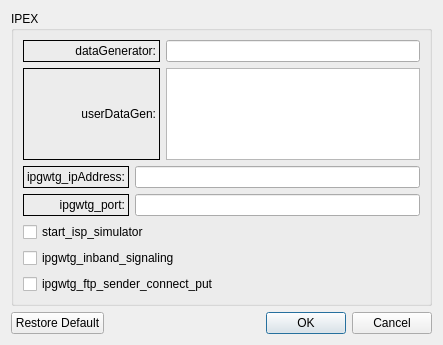
Old version of the form LTEsimGeneratorGUI/Ui/DataForms/ipexform.ui in the repository moniss23/junit4.
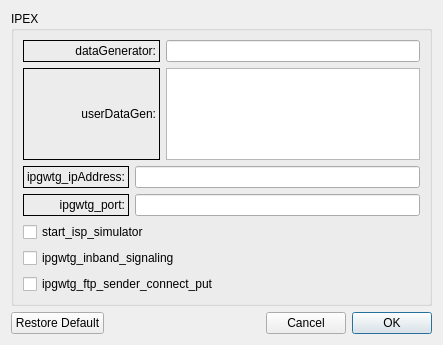
New version of the form.

```diff
--- a/LTEsimGeneratorGUI/Ui/DataForms/ipexform.ui
+++ b/LTEsimGeneratorGUI/Ui/DataForms/ipexform.ui
@@ -161,8 +161,27 @@
        </property>
       </widget>
      </item>
+     <item>
+      <spacer name="horizontalSpacer">
+       <property name="orientation">
+        <enum>Qt::Horizontal</enum>
+       </property>
+       <property name="sizeHint" stdset="0">
+        <size>
+         <width>40</width>
+         <height>20</height>
+        </size>
+       </property>
+      </spacer>
+     </item>
      <item>
       <widget class="QDialogButtonBox" name="buttonBox">
+       <property name="enabled">
+        <bool>true</bool>
+       </property>
+       <property name="layoutDirection">
+        <enum>Qt::RightToLeft</enum>
+       </property>
        <property name="standardButtons">
         <set>QDialogButtonBox::Cancel|QDialogButtonBox::Ok</set>
        </property>
```
